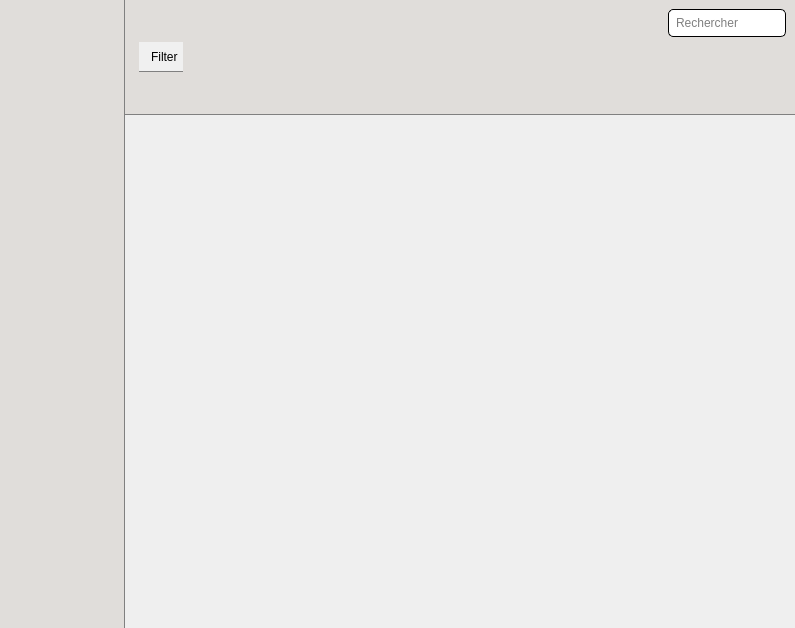
baptistegasser/Bibliotheque_Photo, file app/mainwindow.ui: the form before one commit.
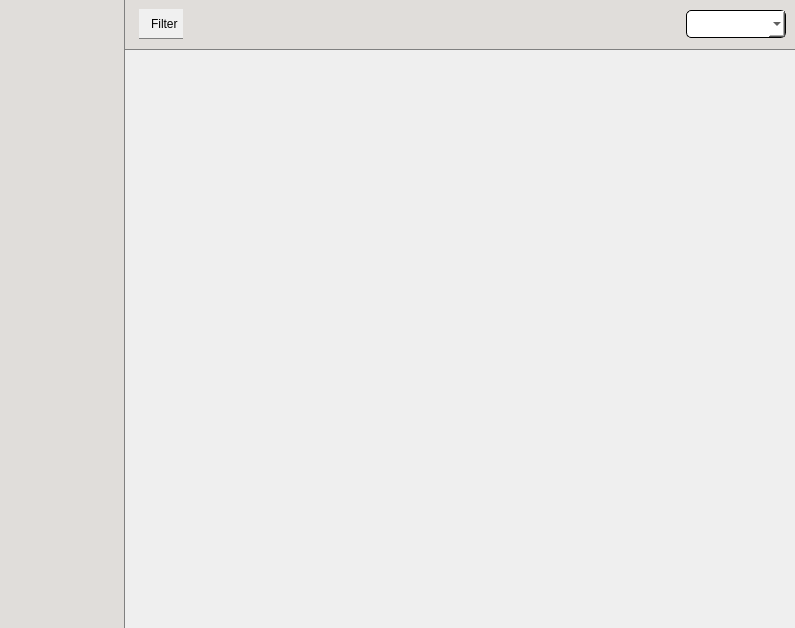
The form after the commit. Icons and pictures are not drawn.

Commit message: Upgrate design search bar and link with DB!

What changed in the file:
```diff
--- a/app/mainwindow.ui
+++ b/app/mainwindow.ui
@@ -172,72 +172,28 @@
               </spacer>
              </item>
              <item>
-              <layout class="QVBoxLayout" name="verticalLayout_4">
-               <property name="spacing">
-                <number>0</number>
+              <widget class="QComboBox" name="_search_comboBox">
+               <property name="minimumSize">
+                <size>
+                 <width>100</width>
+                 <height>0</height>
+                </size>
                </property>
-               <item>
-                <widget class="QLineEdit" name="_search_Text">
-                 <property name="sizePolicy">
-                  <sizepolicy hsizetype="Fixed" vsizetype="Fixed">
-                   <horstretch>0</horstretch>
-                   <verstretch>0</verstretch>
-                  </sizepolicy>
-                 </property>
-                 <property name="styleSheet">
-                  <string notr="true">background-color:white;
+               <property name="styleSheet">
+                <string notr="true">background-color:white;
 color: black;
 border: 0.5px  solid black;
 border-radius: 5px;
-padding: 5px;</string>
-                 </property>
-                 <property name="alignment">
-                  <set>Qt::AlignLeading|Qt::AlignLeft|Qt::AlignVCenter</set>
-                 </property>
-                 <property name="placeholderText">
-                  <string>Rechercher</string>
-                 </property>
-                </widget>
-               </item>
-               <item>
-                <widget class="QScrollArea" name="scrollArea">
-                 <property name="sizePolicy">
-                  <sizepolicy hsizetype="Preferred" vsizetype="Preferred">
-                   <horstretch>0</horstretch>
-                   <verstretch>0</verstretch>
-                  </sizepolicy>
-                 </property>
-                 <property name="maximumSize">
-                  <size>
-                   <width>123</width>
-                   <height>150</height>
-                  </size>
-                 </property>
-                 <property name="styleSheet">
-                  <string notr="true">border: none;</string>
-                 </property>
-                 <property name="lineWidth">
-                  <number>0</number>
-                 </property>
-                 <property name="widgetResizable">
-                  <bool>true</bool>
-                 </property>
-                 <widget class="QWidget" name="scrollAreaWidgetContents">
-                  <property name="geometry">
-                   <rect>
-                    <x>0</x>
-                    <y>0</y>
-                    <width>118</width>
-                    <height>68</height>
-                   </rect>
-                  </property>
-                  <property name="styleSheet">
-                   <string notr="true"/>
-                  </property>
-                 </widget>
-                </widget>
-               </item>
-              </layout>
+padding: 5px;
+</string>
+               </property>
+               <property name="editable">
+                <bool>true</bool>
+               </property>
+               <property name="currentIndex">
+                <number>-1</number>
+               </property>
+              </widget>
              </item>
             </layout>
            </widget>
```
The commit also changes 2 other files.
